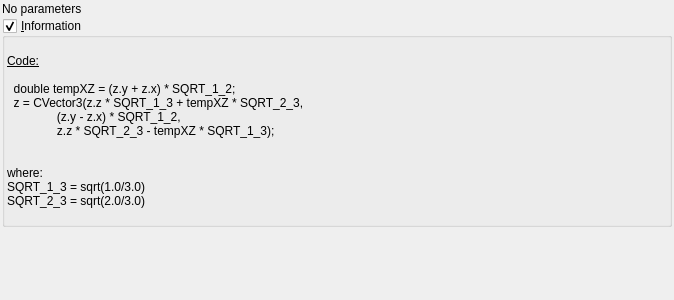
Qt form mandelbulber2/qt_data/fractal_transf_benesi_mag_backward.ui (buddhi1980/mandelbulber2) before a commit.
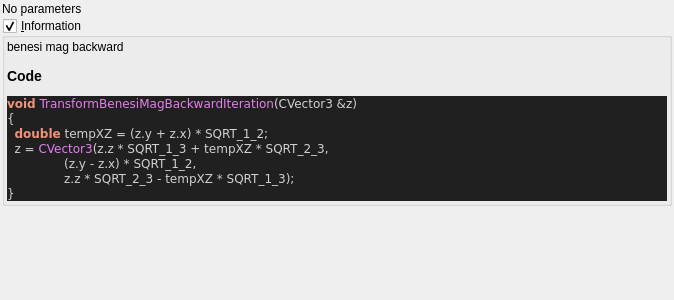
The same form after that commit. Custom widgets are drawn as their Qt base class.

Commit message:
added all transforms information boxes
now all formulas can be parsed.

@buddhi do you got a reference for Xenodreambuie formula?

The edit to the form file:
```diff
--- a/mandelbulber2/qt_data/fractal_transf_benesi_mag_backward.ui
+++ b/mandelbulber2/qt_data/fractal_transf_benesi_mag_backward.ui
@@ -69,23 +69,28 @@
       <item>
        <widget class="QLabel" name="label_4">
         <property name="text">
-         <string>&lt;!DOCTYPE HTML PUBLIC &quot;-//W3C//DTD HTML 4.0//EN&quot; &quot;http://www.w3.org/TR/REC-html40/strict.dtd&quot;&gt;
-&lt;html&gt;&lt;head&gt;&lt;meta name=&quot;qrichtext&quot; content=&quot;1&quot; /&gt;&lt;style type=&quot;text/css&quot;&gt;
-p, li { white-space: pre-wrap; }
-&lt;/style&gt;&lt;/head&gt;&lt;body&gt;
-&lt;p style=&quot;-qt-paragraph-type:empty; margin-top:0px; margin-bottom:0px; margin-left:0px; margin-right:0px; -qt-block-indent:0; text-indent:0px;&quot;&gt;&lt;br /&gt;&lt;/p&gt;
-&lt;p style=&quot; margin-top:0px; margin-bottom:0px; margin-left:0px; margin-right:0px; -qt-block-indent:0; text-indent:0px;&quot;&gt;&lt;span style=&quot; text-decoration: underline;&quot;&gt;Code:&lt;/span&gt;&lt;/p&gt;
-&lt;p style=&quot;-qt-paragraph-type:empty; margin-top:0px; margin-bottom:0px; margin-left:0px; margin-right:0px; -qt-block-indent:0; text-indent:0px; text-decoration: underline;&quot;&gt;&lt;br /&gt;&lt;/p&gt;
-&lt;p style=&quot; margin-top:0px; margin-bottom:0px; margin-left:0px; margin-right:0px; -qt-block-indent:0; text-indent:0px;&quot;&gt;  double tempXZ = (z.y + z.x) * SQRT_1_2;&lt;/p&gt;
-&lt;p style=&quot; margin-top:0px; margin-bottom:0px; margin-left:0px; margin-right:0px; -qt-block-indent:0; text-indent:0px;&quot;&gt;  z = CVector3(z.z * SQRT_1_3 + tempXZ * SQRT_2_3,&lt;/p&gt;
-&lt;p style=&quot; margin-top:0px; margin-bottom:0px; margin-left:0px; margin-right:0px; -qt-block-indent:0; text-indent:0px;&quot;&gt;               (z.y - z.x) * SQRT_1_2,&lt;/p&gt;
-&lt;p style=&quot; margin-top:0px; margin-bottom:0px; margin-left:0px; margin-right:0px; -qt-block-indent:0; text-indent:0px;&quot;&gt;               z.z * SQRT_2_3 - tempXZ * SQRT_1_3);&lt;/p&gt;
-&lt;p style=&quot;-qt-paragraph-type:empty; margin-top:0px; margin-bottom:0px; margin-left:0px; margin-right:0px; -qt-block-indent:0; text-indent:0px;&quot;&gt;&lt;br /&gt;&lt;/p&gt;
-&lt;p style=&quot;-qt-paragraph-type:empty; margin-top:0px; margin-bottom:0px; margin-left:0px; margin-right:0px; -qt-block-indent:0; text-indent:0px;&quot;&gt;&lt;br /&gt;&lt;/p&gt;
-&lt;p style=&quot; margin-top:0px; margin-bottom:0px; margin-left:0px; margin-right:0px; -qt-block-indent:0; text-indent:0px;&quot;&gt;where: &lt;/p&gt;
-&lt;p style=&quot; margin-top:0px; margin-bottom:0px; margin-left:0px; margin-right:0px; -qt-block-indent:0; text-indent:0px;&quot;&gt;SQRT_1_3 = sqrt(1.0/3.0)&lt;/p&gt;
-&lt;p style=&quot; margin-top:0px; margin-bottom:0px; margin-left:0px; margin-right:0px; -qt-block-indent:0; text-indent:0px;&quot;&gt;SQRT_2_3 = sqrt(2.0/3.0)&lt;/p&gt;
-&lt;p style=&quot;-qt-paragraph-type:empty; margin-top:0px; margin-bottom:0px; margin-left:0px; margin-right:0px; -qt-block-indent:0; text-indent:0px;&quot;&gt;&lt;br /&gt;&lt;/p&gt;&lt;/body&gt;&lt;/html&gt;</string>
+         <string>&lt;p&gt;benesi mag backward&lt;/p&gt;&lt;table&gt;
+&lt;/table&gt;
+&lt;h3&gt;Code&lt;/h3&gt;
+&lt;!DOCTYPE HTML PUBLIC &quot;-//W3C//DTD HTML 4.0 Transitional//EN&quot;&gt;
+&lt;html&gt;
+&lt;head&gt;
+&lt;meta http-equiv=&quot;content-type&quot; content=&quot;text/html; charset=ISO-8859-1&quot;&gt;
+&lt;title&gt;Source file&lt;/title&gt;
+&lt;/head&gt;
+&lt;body style=&quot;background-color:#202020&quot;&gt;
+&lt;pre style=&quot;color:#d0d0d0; background-color:#202020;  font-family:'Courier New';&quot;&gt;&lt;span style=&quot;color:#f09479; font-weight:bold&quot;&gt;void&lt;/span&gt; &lt;span style=&quot;color:#e47eed&quot;&gt;TransformBenesiMagBackwardIteration&lt;/span&gt;&lt;span style=&quot;color:#d0d0d0&quot;&gt;(&lt;/span&gt;CVector3 &lt;span style=&quot;color:#d0d0d0&quot;&gt;&amp;amp;&lt;/span&gt;z&lt;span style=&quot;color:#d0d0d0&quot;&gt;)&lt;/span&gt;
+&lt;span style=&quot;color:#d0d0d0&quot;&gt;{&lt;/span&gt;
+  &lt;span style=&quot;color:#f09479; font-weight:bold&quot;&gt;double&lt;/span&gt; tempXZ &lt;span style=&quot;color:#d0d0d0&quot;&gt;= (&lt;/span&gt;z&lt;span style=&quot;color:#d0d0d0&quot;&gt;.&lt;/span&gt;y &lt;span style=&quot;color:#d0d0d0&quot;&gt;+&lt;/span&gt; z&lt;span style=&quot;color:#d0d0d0&quot;&gt;.&lt;/span&gt;x&lt;span style=&quot;color:#d0d0d0&quot;&gt;) *&lt;/span&gt; SQRT_1_2&lt;span style=&quot;color:#d0d0d0&quot;&gt;;&lt;/span&gt;
+  z &lt;span style=&quot;color:#d0d0d0&quot;&gt;=&lt;/span&gt; &lt;span style=&quot;color:#e47eed&quot;&gt;CVector3&lt;/span&gt;&lt;span style=&quot;color:#d0d0d0&quot;&gt;(&lt;/span&gt;z&lt;span style=&quot;color:#d0d0d0&quot;&gt;.&lt;/span&gt;z &lt;span style=&quot;color:#d0d0d0&quot;&gt;*&lt;/span&gt; SQRT_1_3 &lt;span style=&quot;color:#d0d0d0&quot;&gt;+&lt;/span&gt; tempXZ &lt;span style=&quot;color:#d0d0d0&quot;&gt;*&lt;/span&gt; SQRT_2_3&lt;span style=&quot;color:#d0d0d0&quot;&gt;,&lt;/span&gt;
+               &lt;span style=&quot;color:#d0d0d0&quot;&gt;(&lt;/span&gt;z&lt;span style=&quot;color:#d0d0d0&quot;&gt;.&lt;/span&gt;y &lt;span style=&quot;color:#d0d0d0&quot;&gt;-&lt;/span&gt; z&lt;span style=&quot;color:#d0d0d0&quot;&gt;.&lt;/span&gt;x&lt;span style=&quot;color:#d0d0d0&quot;&gt;) *&lt;/span&gt; SQRT_1_2&lt;span style=&quot;color:#d0d0d0&quot;&gt;,&lt;/span&gt;
+               z&lt;span style=&quot;color:#d0d0d0&quot;&gt;.&lt;/span&gt;z &lt;span style=&quot;color:#d0d0d0&quot;&gt;*&lt;/span&gt; SQRT_2_3 &lt;span style=&quot;color:#d0d0d0&quot;&gt;-&lt;/span&gt; tempXZ &lt;span style=&quot;color:#d0d0d0&quot;&gt;*&lt;/span&gt; SQRT_1_3&lt;span style=&quot;color:#d0d0d0&quot;&gt;);&lt;/span&gt;
+&lt;span style=&quot;color:#d0d0d0&quot;&gt;}&lt;/span&gt;
+&lt;/pre&gt;
+&lt;/body&gt;
+&lt;/html&gt;
+&lt;!--HTML generated by highlight 3.9, http://www.andre-simon.de/--&gt;
+</string>
         </property>
         <property name="wordWrap">
          <bool>true</bool>
```
Left out of the diff: 2 changed lines with no effect on the pictures. The commit also changes 75 other files.
